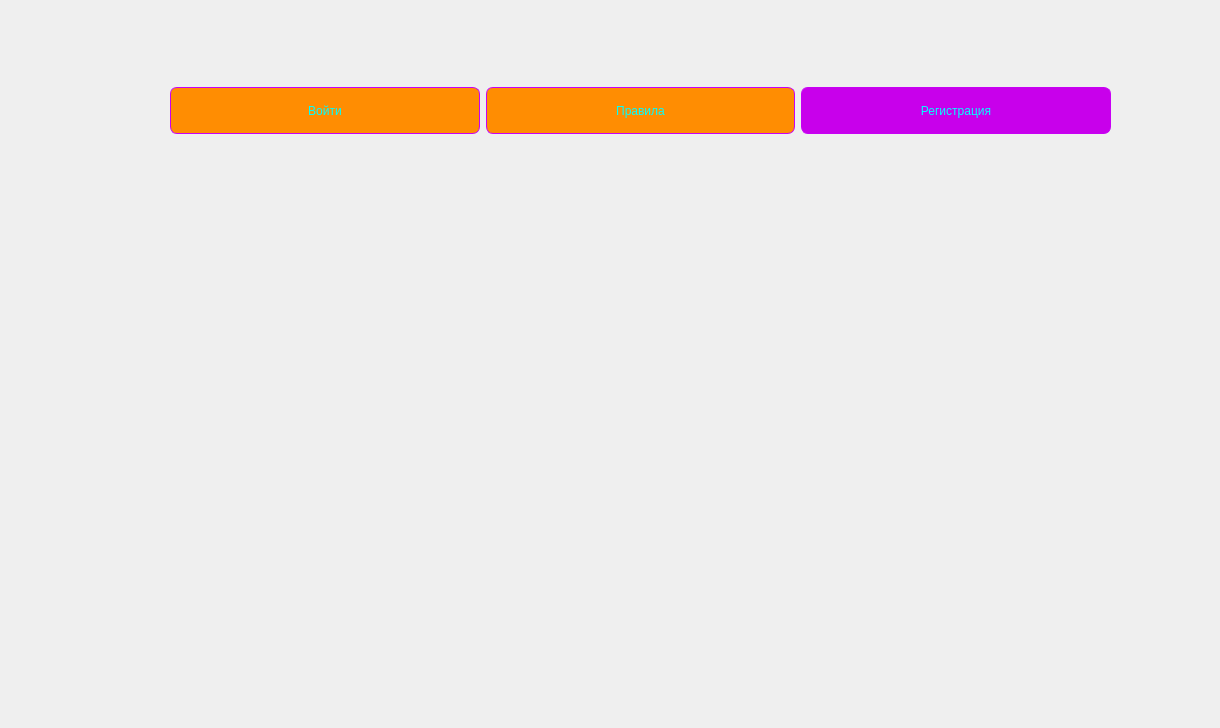
First picture: the form in prjct/wild_west.ui, repository darysun07/Game, before the edit.
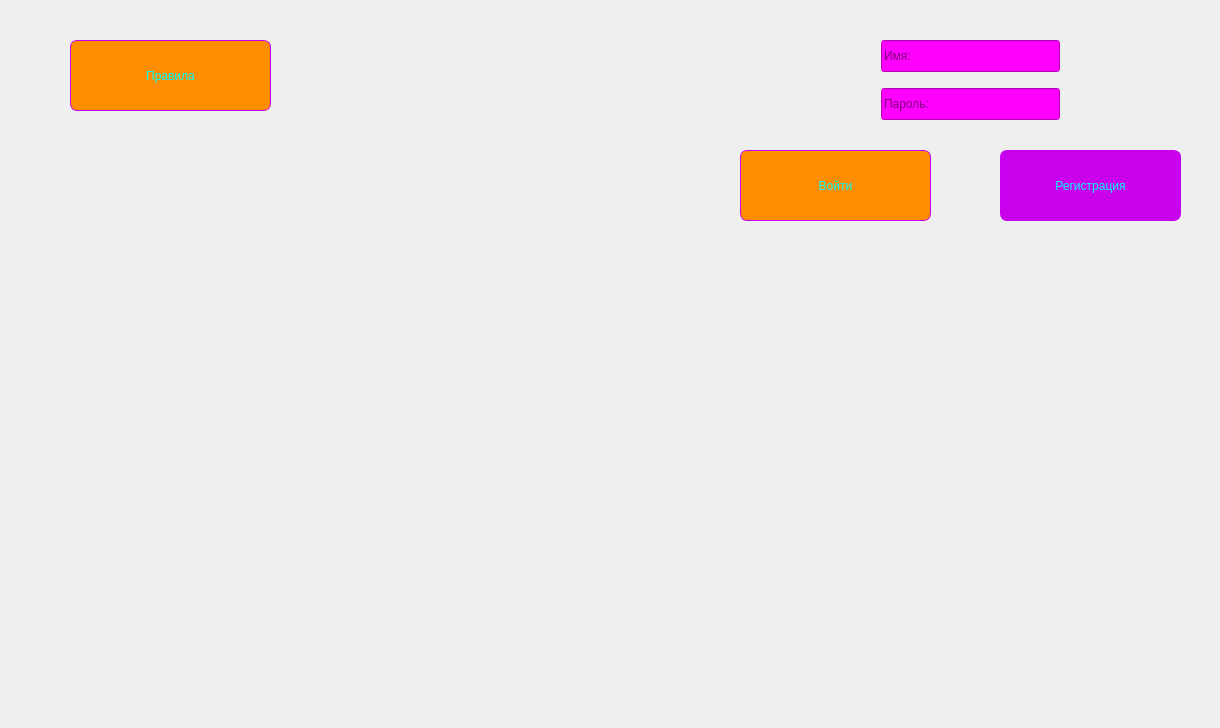
Second picture: the form after the edit. Icons and pictures are not drawn.

What changed in the file:
```diff
--- a/prjct/wild_west.ui
+++ b/prjct/wild_west.ui
@@ -22,89 +22,26 @@
 background-size: cover;</string>
   </property>
   <widget class="QWidget" name="centralwidget">
-   <widget class="QWidget" name="">
+   <widget class="QPushButton" name="signup_btn">
+    <property name="enabled">
+     <bool>true</bool>
+    </property>
     <property name="geometry">
      <rect>
-      <x>170</x>
-      <y>60</y>
-      <width>941</width>
-      <height>101</height>
+      <x>1000</x>
+      <y>150</y>
+      <width>181</width>
+      <height>71</height>
      </rect>
     </property>
-    <layout class="QHBoxLayout" name="horizontalLayout">
-     <item>
-      <widget class="QPushButton" name="enter_btn">
-       <property name="sizePolicy">
-        <sizepolicy hsizetype="Minimum" vsizetype="Fixed">
-         <horstretch>0</horstretch>
-         <verstretch>0</verstretch>
-        </sizepolicy>
-       </property>
-       <property name="styleSheet">
-        <string notr="true">QPushButton {
-color: rgb(0, 255, 255);
-background-color: rgb(255, 141, 2);
-font: 14pt &quot;MS Shell Dlg 2&quot;;
-border: 1px solid rgb(200, 0, 245);
-border-radius: 7px;
-width: 100 px;
-height: 45px;
-}
-QPushButton:hover {
-background-color: rgb(255, 129, 245);
-}
-QPushButton:pressed {
-background-color: rgba(200, 0, 245, 65);
-}</string>
-       </property>
-       <property name="text">
-        <string>Войти</string>
-       </property>
-      </widget>
-     </item>
-     <item>
-      <widget class="QPushButton" name="enter_btn_2">
-       <property name="sizePolicy">
-        <sizepolicy hsizetype="Minimum" vsizetype="Fixed">
-         <horstretch>0</horstretch>
-         <verstretch>0</verstretch>
-        </sizepolicy>
-       </property>
-       <property name="styleSheet">
-        <string notr="true">QPushButton {
-color: rgb(0, 255, 255);
-background-color: rgb(255, 141, 2);
-font: 14pt &quot;MS Shell Dlg 2&quot;;
-border: 1px solid rgb(200, 0, 245);
-border-radius: 7px;
-width: 100 px;
-height: 45px;
-}
-QPushButton:hover {
-background-color: rgb(255, 129, 245);
-}
-QPushButton:pressed {
-background-color: rgba(200, 0, 245, 65);
-}</string>
-       </property>
-       <property name="text">
-        <string>Правила</string>
-       </property>
-      </widget>
-     </item>
-     <item>
-      <widget class="QPushButton" name="signup_btn">
-       <property name="enabled">
-        <bool>true</bool>
-       </property>
-       <property name="contextMenuPolicy">
-        <enum>Qt::DefaultContextMenu</enum>
-       </property>
-       <property name="autoFillBackground">
-        <bool>false</bool>
-       </property>
-       <property name="styleSheet">
-        <string notr="true">QPushButton {
+    <property name="contextMenuPolicy">
+     <enum>Qt::DefaultContextMenu</enum>
+    </property>
+    <property name="autoFillBackground">
+     <bool>false</bool>
+    </property>
+    <property name="styleSheet">
+     <string notr="true">QPushButton {
 color: rgb(0, 255, 255);
 background-color: rgb(200, 0, 235);
 border: 1px solid rgb(200, 0, 245);
@@ -120,13 +57,125 @@
 QPushButton:pressed {
 background-color: rgba(200, 0, 245, 65);
 }</string>
-       </property>
-       <property name="text">
-        <string>Регистрация</string>
-       </property>
-      </widget>
-     </item>
-    </layout>
+    </property>
+    <property name="text">
+     <string>Регистрация</string>
+    </property>
+   </widget>
+   <widget class="QPushButton" name="enter_btn">
+    <property name="geometry">
+     <rect>
+      <x>740</x>
+      <y>150</y>
+      <width>191</width>
+      <height>71</height>
+     </rect>
+    </property>
+    <property name="sizePolicy">
+     <sizepolicy hsizetype="Minimum" vsizetype="Fixed">
+      <horstretch>0</horstretch>
+      <verstretch>0</verstretch>
+     </sizepolicy>
+    </property>
+    <property name="cursor">
+     <cursorShape>PointingHandCursor</cursorShape>
+    </property>
+    <property name="contextMenuPolicy">
+     <enum>Qt::DefaultContextMenu</enum>
+    </property>
+    <property name="autoFillBackground">
+     <bool>false</bool>
+    </property>
+    <property name="styleSheet">
+     <string notr="true">QPushButton {
+color: rgb(0, 255, 255);
+background-color: rgb(255, 141, 2);
+font: 14pt &quot;MS Shell Dlg 2&quot;;
+border: 1px solid rgb(200, 0, 245);
+border-radius: 7px;
+width: 100 px;
+height: 45px;
+}
+QPushButton:hover {
+background-color: rgb(255, 129, 245);
+}
+QPushButton:pressed {
+background-color: rgba(200, 0, 245, 65);
+}</string>
+    </property>
+    <property name="text">
+     <string>Войти</string>
+    </property>
+   </widget>
+   <widget class="QPushButton" name="pravila">
+    <property name="geometry">
+     <rect>
+      <x>70</x>
+      <y>40</y>
+      <width>201</width>
+      <height>71</height>
+     </rect>
+    </property>
+    <property name="sizePolicy">
+     <sizepolicy hsizetype="Minimum" vsizetype="Fixed">
+      <horstretch>0</horstretch>
+      <verstretch>0</verstretch>
+     </sizepolicy>
+    </property>
+    <property name="styleSheet">
+     <string notr="true">QPushButton {
+color: rgb(0, 255, 255);
+background-color: rgb(255, 141, 2);
+font: 14pt &quot;MS Shell Dlg 2&quot;;
+border: 1px solid rgb(200, 0, 245);
+border-radius: 7px;
+width: 100 px;
+height: 45px;
+}
+QPushButton:hover {
+background-color: rgb(255, 129, 245);
+}
+QPushButton:pressed {
+background-color: rgba(200, 0, 245, 65);
+}</string>
+    </property>
+    <property name="text">
+     <string>Правила</string>
+    </property>
+   </widget>
+   <widget class="QLineEdit" name="name_check">
+    <property name="geometry">
+     <rect>
+      <x>881</x>
+      <y>40</y>
+      <width>179</width>
+      <height>32</height>
+     </rect>
+    </property>
+    <property name="styleSheet">
+     <string notr="true">background-color: rgb(255, 0, 255);
+font: 12pt &quot;MV Boli&quot;;</string>
+    </property>
+    <property name="placeholderText">
+     <string>Имя:</string>
+    </property>
+   </widget>
+   <widget class="QLineEdit" name="password_check">
+    <property name="geometry">
+     <rect>
+      <x>881</x>
+      <y>88</y>
+      <width>179</width>
+      <height>32</height>
+     </rect>
+    </property>
+    <property name="styleSheet">
+     <string notr="true">background-color: rgb(255, 0, 255);
+font: 12pt &quot;MV Boli&quot;;</string>
+    </property>
+    <property name="placeholderText">
+     <string>Пароль:</string>
+    </property>
    </widget>
   </widget>
  </widget>
```
